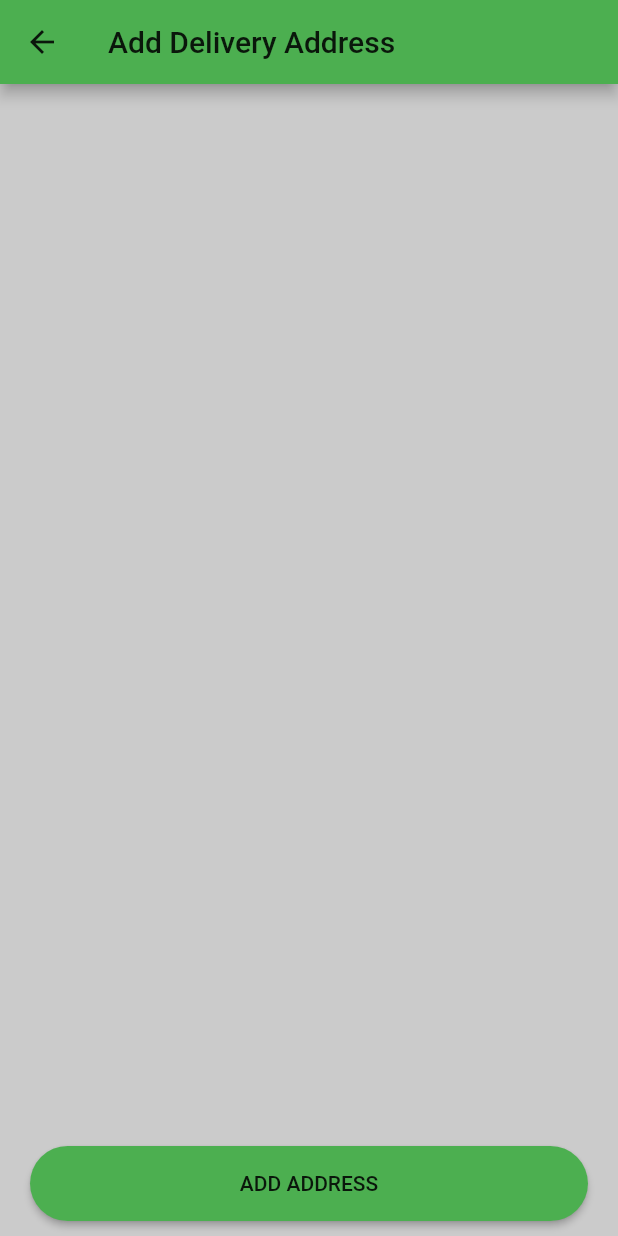
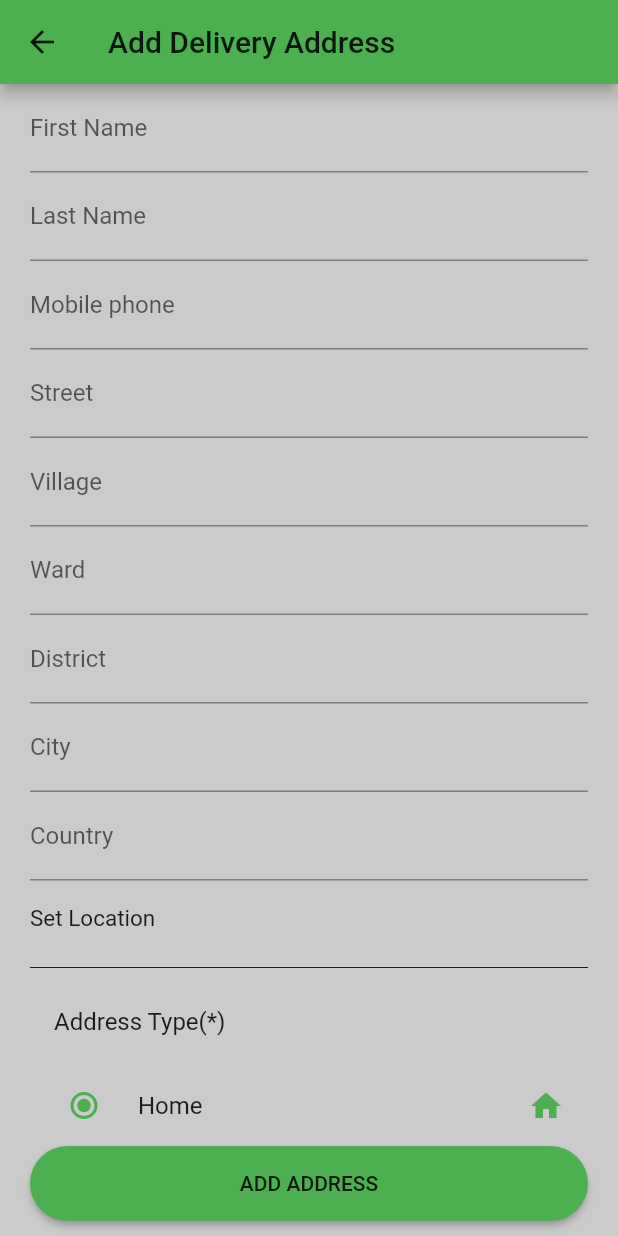
Before and after one commit to Thuan188/app-food, a Flutter app: the AddDeliveryAddress screen opened directly, on a phone screen of 412 x 824 dp. Run offline on Flutter 3.47's test engine with Material 2 defaults, Android fonts, the phone set to English and light mode, and no system bars; our stand-ins replace cloud_firestore, firebase_auth, firebase_core, flutter_signin_button, fluttertoast, google_sign_in; accounts and stored records are empty; network calls fail.

Commit message:
add check out

```diff
--- a/lib/models/product.dart
+++ b/lib/models/product.dart
@@ -4,7 +4,7 @@ class ProductModel {
   int productPrice;
   String productId;
   int productQuantity;
-  var productUnit;
+  List<dynamic> productUnit;
 
   ProductModel({
     this.productName,
--- a/lib/providers/cart.dart
+++ b/lib/providers/cart.dart
@@ -79,7 +79,7 @@ class CartProvider with ChangeNotifier {
 
   //total price
   getTotalPrice() {
-    double total = 0.0;
+    int total = 0;
     cartDataList.forEach((element) {
       total += element.cartPrice * element.cartQuantity;
 
--- a/lib/providers/wishlist.dart
+++ b/lib/providers/wishlist.dart
@@ -55,7 +55,7 @@ class WishListProvider with ChangeNotifier {
     notifyListeners();
   }
 
-  List<ProductModel> get getWishList {
+  List<ProductModel> get getWishListDataList {
     return wishList;
   }
 
--- a/lib/screens/check_out/add_delivery/add_delivery_address.dart
+++ /dev/null
@@ -1,50 +0,0 @@
-import 'package:flutter/material.dart';
-import 'package:food_app_order/helpers/colors.dart';
-
-class AddDeliveryAddress extends StatefulWidget {
-  @override
-  _AddDeliveryAddressState createState() => _AddDeliveryAddressState();
-}
-
-class _AddDeliveryAddressState extends State<AddDeliveryAddress> {
-  @override
-  Widget build(BuildContext context) {
-    return Scaffold(
-      appBar: AppBar(
-        leading: IconButton(
-          icon: Icon(
-            Icons.arrow_back,
-            color: textColor,
-          ),
-          onPressed: () {
-            Navigator.of(context).pop();
-          },
-        ),
-        title: Text(
-          "Add Delivery Address",
-          style: TextStyle(color: textColor),
-
-        ),
-        backgroundColor: primaryColor,
-      ),
-      bottomNavigationBar: Container(
-        margin: EdgeInsets.symmetric(vertical: 10, horizontal: 20),
-        height: 50,
-        child: MaterialButton(
-          onPressed: () {},
-          child: Text(
-            "ADD ADDRESS",
-            style: TextStyle(color: textColor),
-          ),
-          color: primaryColor,
-          shape:
-              RoundedRectangleBorder(borderRadius: BorderRadius.circular(30)),
-        ),
-      ),
-      body: Padding(
-        padding: EdgeInsets.symmetric(horizontal: 20),
-        child: ListView(),
-      ),
-    );
-  }
-}
--- /dev/null
+++ b/lib/screens/check_out/add_delivery_address/add_delivery_address.dart
@@ -0,0 +1,155 @@
+import 'package:flutter/material.dart';
+import 'package:food_app_order/helpers/colors.dart';
+import 'package:food_app_order/widgets/custom_text_field.dart';
+
+class AddDeliveryAddress extends StatefulWidget {
+  @override
+  _AddDeliveryAddressState createState() => _AddDeliveryAddressState();
+}
+
+enum AddressTypes {
+  Home,
+  Work,
+  Other,
+}
+
+class _AddDeliveryAddressState extends State<AddDeliveryAddress> {
+  var myType = AddressTypes.Home;
+  @override
+  Widget build(BuildContext context) {
+    return Scaffold(
+      appBar: AppBar(
+        leading: IconButton(
+          icon: Icon(
+            Icons.arrow_back,
+            color: textColor,
+          ),
+          onPressed: () {
+            Navigator.of(context).pop();
+          },
+        ),
+        title: Text(
+          "Add Delivery Address",
+          style: TextStyle(color: textColor),
+        ),
+        backgroundColor: primaryColor,
+      ),
+      bottomNavigationBar: Container(
+        margin: EdgeInsets.symmetric(vertical: 10, horizontal: 20),
+        height: 50,
+        child: MaterialButton(
+          onPressed: () {},
+          child: Text(
+            "ADD ADDRESS",
+            style: TextStyle(color: textColor),
+          ),
+          color: primaryColor,
+          shape:
+              RoundedRectangleBorder(borderRadius: BorderRadius.circular(30)),
+        ),
+      ),
+      body: Padding(
+        padding: EdgeInsets.symmetric(horizontal: 20),
+        child: ListView(
+          children: [
+            CustomTextField(
+              labText: "First Name",
+            ),
+            CustomTextField(
+              labText: "Last Name",
+            ),
+            CustomTextField(
+              labText: "Mobile phone",
+            ),
+            CustomTextField(
+              labText: "Street",
+            ),
+            CustomTextField(
+              labText: "Village",
+            ),
+            CustomTextField(
+              labText: "Ward",
+            ),
+            CustomTextField(
+              labText: "District",
+            ),
+            CustomTextField(
+              labText: "City",
+            ),
+            CustomTextField(
+              labText: "Country",
+            ),
+            InkWell(
+              onTap: () {},
+              child: Container(
+                height: 50,
+                width: double.infinity,
+                child: Column(
+                  mainAxisAlignment: MainAxisAlignment.center,
+                  crossAxisAlignment: CrossAxisAlignment.start,
+                  children: [
+                    Text(
+                      "Set Location",
+                      style: TextStyle(fontSize: 15),
+                    )
+                  ],
+                ),
+              ),
+            ),
+            Divider(
+              color: textColor,
+            ),
+            ListTile(
+              title: Text("Address Type(*)"),
+            ),
+            RadioListTile(
+              value: AddressTypes.Home,
+              groupValue: myType,
+              activeColor: primaryColor,
+              title: Text("Home"),
+              secondary: Icon(
+                Icons.home,
+                color: primaryColor,
+              ),
+              onChanged: (AddressTypes value) {
+                setState(() {
+                  myType = value;
+                });
+              },
+            ),
+            RadioListTile(
+              value: AddressTypes.Work,
+              activeColor: primaryColor,
+              groupValue: myType,
+              title: Text("Work"),
+              onChanged: (AddressTypes value) {
+                setState(() {
+                  myType = value;
+                });
+              },
+              secondary: Icon(
+                Icons.work,
+                color: primaryColor,
+              ),
+            ),
+            RadioListTile(
+              value: AddressTypes.Other,
+              activeColor: primaryColor,
+              groupValue: myType,
+              title: Text("Other"),
+              secondary: Icon(
+                Icons.other_houses,
+                color: primaryColor,
+              ),
+              onChanged: (AddressTypes value) {
+                setState(() {
+                  myType = value;
+                });
+              },
+            )
+          ],
+        ),
+      ),
+    );
+  }
+}
--- a/lib/screens/check_out/delivery_details.dart
+++ b/lib/screens/check_out/delivery_address/delivery_details.dart
@@ -1,9 +1,11 @@
 import 'package:flutter/material.dart';
 import 'package:food_app_order/helpers/colors.dart';
-import 'package:food_app_order/screens/check_out/add_delivery/add_delivery_address.dart';
-import 'package:food_app_order/screens/check_out/single_delivery.dart';
+import 'package:food_app_order/screens/check_out/add_delivery_address/add_delivery_address.dart';
+import 'package:food_app_order/screens/check_out/delivery_address/single_delivery.dart';
+import 'package:food_app_order/screens/check_out/payment/payment_summary.dart';
 
 class DeliveryDetails extends StatelessWidget {
+  bool isAddress = false;
   @override
   Widget build(BuildContext context) {
     return Scaffold(
@@ -28,15 +30,23 @@ class DeliveryDetails extends StatelessWidget {
       floatingActionButton: FloatingActionButton(
         backgroundColor: primaryColor,
         child: Icon(Icons.add),
-        onPressed: () {},
+        onPressed: () {
+          Navigator.of(context).push(
+              MaterialPageRoute(builder: (context) => AddDeliveryAddress()));
+        },
       ),
       bottomNavigationBar: Container(
         margin: EdgeInsets.symmetric(vertical: 10, horizontal: 20),
         child: MaterialButton(
-          child: Text("ADD NEW ADDRESS"),
+          child: address.isEmpty
+              ? Text("ADD NEW ADDRESS")
+              : Text('PAYMENT SUMMARY'),
           onPressed: () {
-            Navigator.of(context).push(
-                MaterialPageRoute(builder: (context) => AddDeliveryAddress()));
+            address.isEmpty
+                ? Navigator.of(context).push(MaterialPageRoute(
+                    builder: (context) => AddDeliveryAddress()))
+                : Navigator.of(context).push(
+                    MaterialPageRoute(builder: (context) => PaymentSummary()));
           },
           color: primaryColor,
           shape: RoundedRectangleBorder(
@@ -58,16 +68,28 @@ class DeliveryDetails extends StatelessWidget {
           ),
           Column(
             children: [
-              SingleDeliveryItem(
-                address: "Phu Hoa 2, Hoa Nhon, Hoa Vang, Da Nang, Viet Nam",
-                title: "Dong Duc",
-                addressType: "Home",
-                number: "+8498210911",
-              )
+              address.isEmpty
+                  ? Container()
+                  : SingleDeliveryItem(
+                      address:
+                          "Phu Hoa 2, Hoa Nhon, Hoa Vang, Da Nang, Viet Nam",
+                      title: "Dong Duc",
+                      addressType: "Home",
+                      number: "+8498210911",
+                    )
             ],
           )
         ],
       ),
     );
   }
+
+  List<Widget> address = [
+    SingleDeliveryItem(
+      address: "Phu Hoa 2, Hoa Nhon, Hoa Vang, Da Nang, Viet Nam",
+      title: "Dong Duc",
+      addressType: "Home",
+      number: "+8498210911",
+    )
+  ];
 }
--- a/lib/screens/home/signal_product.dart
+++ b/lib/screens/home/signal_product.dart
@@ -10,7 +10,7 @@ class SignalProduct extends StatefulWidget {
   final int productPrice;
   final Function onTap;
   final String productId;
-  final productUnit;
+  final  productUnit;
 
   SignalProduct({
     Key key,
--- /dev/null
+++ b/lib/widgets/custom_text_field.dart
@@ -0,0 +1,24 @@
+import 'package:flutter/material.dart';
+
+class CustomTextField extends StatelessWidget {
+  final TextEditingController controller;
+  final String labText;
+  final TextInputType keyboardType;
+
+  CustomTextField({
+    this.controller,
+    this.labText,
+    this.keyboardType,
+  });
+
+  @override
+  Widget build(BuildContext context) {
+    return TextField(
+      controller: controller,
+      keyboardType: keyboardType,
+      decoration: InputDecoration(
+        labelText: labText,
+      ),
+    );
+  }
+}
--- a/pubspec.yaml
+++ b/pubspec.yaml
@@ -43,6 +43,8 @@ dependencies:
   location: any
   google_maps_flutter: any
   pay: ^1.0.6
+
+  cached_network_image: ^3.2.0
 
 
 
```
Also changed, not shown: lib/screens/check_out/payment/order_item.dart (added, +39 -0 lines), lib/screens/check_out/payment/payment_summary.dart (added, +166 -0 lines), lib/screens/home/drawer_side.dart (+10 -9 lines), lib/screens/my_profile/my_profile.dart (+45 -18 lines), lib/screens/product_overview/product_overview.dart (+10 -11 lines), lib/screens/review_cart/review_cart.dart (+9 -6 lines), lib/screens/wishlist/wish_list.dart (+63 -4 lines), lib/providers/check_out.dart (added), lib/screens/check_out/delivery_address/single_delivery.dart (renamed from lib/screens/check_out/single_delivery.dart), lib/widgets/text_field.dart (deleted), pubspec.lock.
